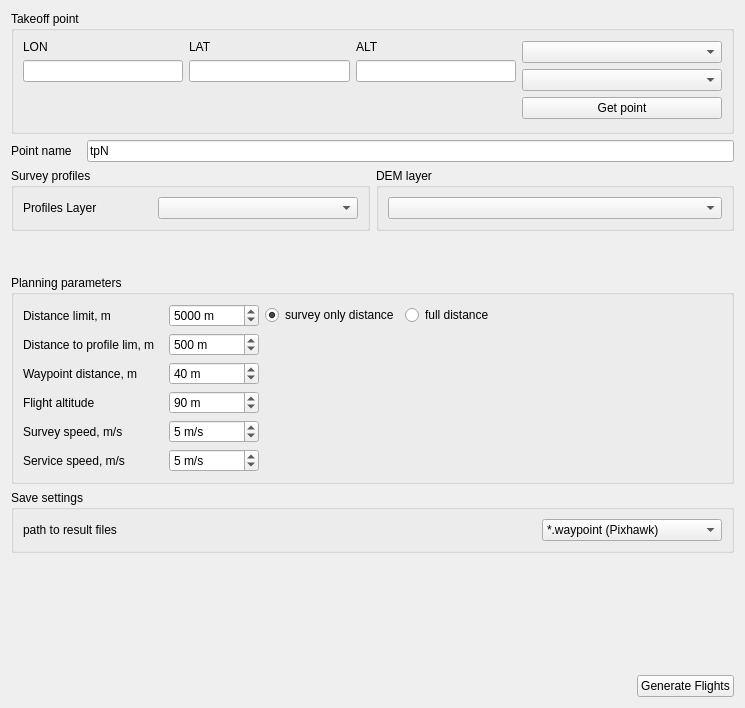
First picture: the form in UI/FlightPlanning/FlightPlan.ui, repository raulett/RousettusTool, before the edit.
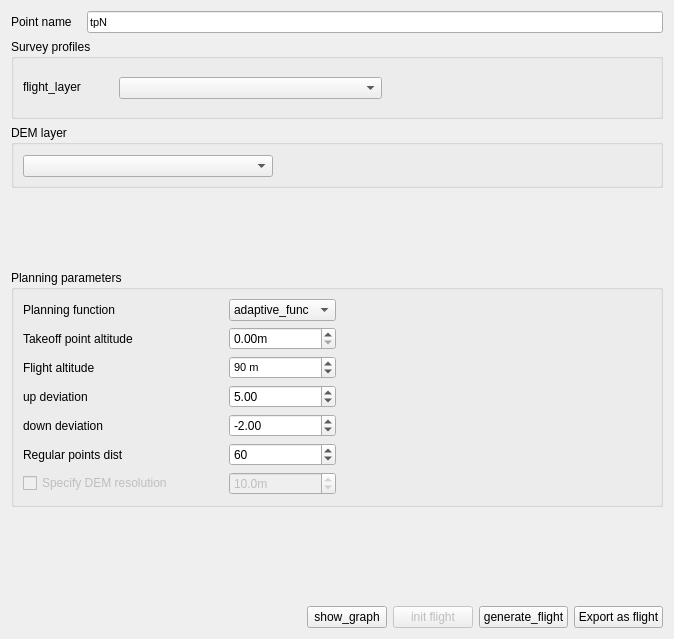
Second picture: the form after the edit. Custom widgets are drawn as their Qt base class.

Commit message: Flight planning commit Relised base planning functional. - Profile generating. - Route generating automation. - Flight generating. - unload

The edit to the form file:
```diff
--- a/UI/FlightPlanning/FlightPlan.ui
+++ b/UI/FlightPlanning/FlightPlan.ui
@@ -6,133 +6,20 @@
    <rect>
     <x>0</x>
     <y>0</y>
-    <width>745</width>
-    <height>708</height>
+    <width>674</width>
+    <height>639</height>
    </rect>
   </property>
+  <property name="minimumSize">
+   <size>
+    <width>600</width>
+    <height>0</height>
+   </size>
+  </property>
   <property name="windowTitle">
    <string>Form</string>
   </property>
   <layout class="QVBoxLayout" name="verticalLayout_5">
-   <item>
-    <widget class="QGroupBox" name="groupBox">
-     <property name="sizePolicy">
-      <sizepolicy hsizetype="Expanding" vsizetype="Maximum">
-       <horstretch>0</horstretch>
-       <verstretch>0</verstretch>
-      </sizepolicy>
-     </property>
-     <property name="title">
-      <string>Takeoff point</string>
-     </property>
-     <layout class="QHBoxLayout" name="horizontalLayout">
-      <item>
-       <layout class="QGridLayout" name="gridLayout">
-        <item row="1" column="2">
-         <widget class="QLineEdit" name="lineEdit_lon_3">
-          <property name="inputMask">
-           <string/>
-          </property>
-         </widget>
-        </item>
-        <item row="1" column="0">
-         <widget class="QLineEdit" name="lineEdit_lon">
-          <property name="inputMask">
-           <string/>
-          </property>
-         </widget>
-        </item>
-        <item row="0" column="2">
-         <widget class="QLabel" name="label_3">
-          <property name="text">
-           <string>ALT</string>
-          </property>
-         </widget>
-        </item>
-        <item row="0" column="1">
-         <widget class="QLabel" name="label_2">
-          <property name="maximumSize">
-           <size>
-            <width>16777215</width>
-            <height>80</height>
-           </size>
-          </property>
-          <property name="text">
-           <string>LAT</string>
-          </property>
-         </widget>
-        </item>
-        <item row="1" column="1">
-         <widget class="QLineEdit" name="lineEdit_lat">
-          <property name="inputMask">
-           <string/>
-          </property>
-         </widget>
-        </item>
-        <item row="0" column="0">
-         <widget class="QLabel" name="label">
-          <property name="maximumSize">
-           <size>
-            <width>16777215</width>
-            <height>80</height>
-           </size>
-          </property>
-          <property name="text">
-           <string>LON</string>
-          </property>
-         </widget>
-        </item>
-        <item row="2" column="1">
-         <spacer name="verticalSpacer_2">
-          <property name="orientation">
-           <enum>Qt::Vertical</enum>
-          </property>
-          <property name="sizeHint" stdset="0">
-           <size>
-            <width>20</width>
-            <height>40</height>
-           </size>
-          </property>
-         </spacer>
-        </item>
-       </layout>
-      </item>
-      <item>
-       <layout class="QVBoxLayout" name="verticalLayout">
-        <property name="spacing">
-         <number>5</number>
-        </property>
-        <item>
-         <widget class="QgsMapLayerComboBox" name="takeoff_point_layer_ComboBox">
-          <property name="minimumSize">
-           <size>
-            <width>200</width>
-            <height>0</height>
-           </size>
-          </property>
-          <property name="maximumSize">
-           <size>
-            <width>200</width>
-            <height>16777215</height>
-           </size>
-          </property>
-         </widget>
-        </item>
-        <item>
-         <widget class="QgsFeatureListComboBox" name="takeoff_point_ComboBox"/>
-        </item>
-        <item>
-         <widget class="QPushButton" name="pushButton_2">
-          <property name="text">
-           <string>Get point</string>
-          </property>
-         </widget>
-        </item>
-       </layout>
-      </item>
-     </layout>
-    </widget>
-   </item>
    <item>
     <layout class="QHBoxLayout" name="horizontalLayout_6">
      <item>
@@ -150,6 +37,17 @@
      </item>
      <item>
       <widget class="QLineEdit" name="lineEdit">
+       <property name="minimumSize">
+        <size>
+         <width>0</width>
+         <height>22</height>
+        </size>
+       </property>
+       <property name="font">
+        <font>
+         <pointsize>8</pointsize>
+        </font>
+       </property>
        <property name="text">
         <string>tpN</string>
        </property>
@@ -158,13 +56,22 @@
     </layout>
    </item>
    <item>
-    <layout class="QHBoxLayout" name="horizontalLayout_3">
+    <layout class="QHBoxLayout" name="horizontalLayout_3"/>
+   </item>
+   <item>
+    <layout class="QVBoxLayout" name="verticalLayout">
      <item>
       <widget class="QGroupBox" name="groupBox_2">
+       <property name="minimumSize">
+        <size>
+         <width>0</width>
+         <height>80</height>
+        </size>
+       </property>
        <property name="title">
         <string>Survey profiles</string>
        </property>
-       <layout class="QVBoxLayout" name="verticalLayout_2">
+       <layout class="QHBoxLayout" name="horizontalLayout_4">
         <item>
          <layout class="QHBoxLayout" name="horizontalLayout_2">
           <item>
@@ -172,11 +79,17 @@
             <property name="minimumSize">
              <size>
               <width>90</width>
-              <height>0</height>
+              <height>20</height>
+             </size>
+            </property>
+            <property name="maximumSize">
+             <size>
+              <width>60</width>
+              <height>20</height>
              </size>
             </property>
             <property name="text">
-             <string>Profiles Layer</string>
+             <string>flight_layer</string>
             </property>
            </widget>
           </item>
@@ -185,11 +98,25 @@
             <property name="minimumSize">
              <size>
               <width>200</width>
-              <height>0</height>
+              <height>22</height>
              </size>
             </property>
+            <property name="maximumSize">
+             <size>
+              <width>16777215</width>
+              <height>20</height>
+             </size>
+            </property>
+            <property name="font">
+             <font>
+              <pointsize>8</pointsize>
+             </font>
+            </property>
            </widget>
           </item>
+          <item>
+           <widget class="QgsFeaturePickerWidget" name="mFeatureListComboBox"/>
+          </item>
          </layout>
         </item>
        </layout>
@@ -197,58 +124,65 @@
      </item>
      <item>
       <widget class="QGroupBox" name="groupBox_4">
+       <property name="sizePolicy">
+        <sizepolicy hsizetype="Preferred" vsizetype="Preferred">
+         <horstretch>0</horstretch>
+         <verstretch>0</verstretch>
+        </sizepolicy>
+       </property>
+       <property name="minimumSize">
+        <size>
+         <width>0</width>
+         <height>60</height>
+        </size>
+       </property>
        <property name="title">
         <string>DEM layer</string>
        </property>
-       <layout class="QVBoxLayout" name="verticalLayout_3">
+       <layout class="QHBoxLayout" name="horizontalLayout">
         <item>
          <widget class="QgsMapLayerComboBox" name="DEM_mMapLayerComboBox">
           <property name="minimumSize">
            <size>
-            <width>200</width>
-            <height>0</height>
+            <width>250</width>
+            <height>22</height>
            </size>
           </property>
+          <property name="maximumSize">
+           <size>
+            <width>16777215</width>
+            <height>20</height>
+           </size>
+          </property>
+          <property name="font">
+           <font>
+            <pointsize>8</pointsize>
+           </font>
+          </property>
          </widget>
         </item>
+        <item>
+         <spacer name="horizontalSpacer_3">
+          <property name="orientation">
+           <enum>Qt::Horizontal</enum>
+          </property>
+          <property name="sizeHint" stdset="0">
+           <size>
+            <width>40</width>
+            <height>20</height>
+           </size>
+          </property>
+         </spacer>
+        </item>
        </layout>
       </widget>
      </item>
-    </layout>
-   </item>
-   <item>
-    <layout class="QHBoxLayout" name="horizontalLayout_5">
      <item>
-      <widget class="QLabel" name="label_7">
-       <property name="sizePolicy">
-        <sizepolicy hsizetype="Fixed" vsizetype="Fixed">
-         <horstretch>0</horstretch>
-         <verstretch>0</verstretch>
-        </sizepolicy>
-       </property>
-       <property name="minimumSize">
-        <size>
-         <width>32</width>
-         <height>32</height>
-        </size>
-       </property>
-       <property name="maximumSize">
-        <size>
-         <width>32</width>
-         <height>32</height>
-        </size>
-       </property>
-       <property name="text">
-        <string/>
-       </property>
-      </widget>
-     </item>
-     <item>
-      <widget class="QLabel" name="label_8">
+      <widget class="QLabel" name="warning_text_label">
        <property name="minimumSize">
         <size>
          <width>200</width>
-         <height>0</height>
+         <height>32</height>
         </size>
        </property>
        <property name="maximumSize">
@@ -262,222 +196,152 @@
        </property>
       </widget>
      </item>
+     <item>
+      <widget class="QLabel" name="warning_icon_label">
+       <property name="sizePolicy">
+        <sizepolicy hsizetype="Fixed" vsizetype="Fixed">
+         <horstretch>0</horstretch>
+         <verstretch>0</verstretch>
+        </sizepolicy>
+       </property>
+       <property name="minimumSize">
+        <size>
+         <width>32</width>
+         <height>32</height>
+        </size>
+       </property>
+       <property name="maximumSize">
+        <size>
+         <width>32</width>
+         <height>32</height>
+        </size>
+       </property>
+       <property name="text">
+        <string/>
+       </property>
+      </widget>
+     </item>
     </layout>
    </item>
    <item>
     <widget class="QGroupBox" name="groupBox_3">
+     <property name="minimumSize">
+      <size>
+       <width>200</width>
+       <height>0</height>
+      </size>
+     </property>
      <property name="title">
       <string>Planning parameters</string>
      </property>
      <layout class="QGridLayout" name="gridLayout_2">
-      <item row="0" column="1">
-       <widget class="QSpinBox" name="survey_dist_spinBox">
-        <property name="minimumSize">
-         <size>
-          <width>50</width>
-          <height>0</height>
-         </size>
-        </property>
-        <property name="suffix">
-         <string> m</string>
+      <item row="6" column="1">
+       <widget class="QDoubleSpinBox" name="down_deviation_spinbox">
+        <property name="minimum">
+         <double>-1000.000000000000000</double>
         </property>
         <property name="maximum">
-         <number>999999</number>
+         <double>0.000000000000000</double>
         </property>
         <property name="value">
-         <number>5000</number>
+         <double>-2.000000000000000</double>
+        </property>
+       </widget>
+      </item>
+      <item row="6" column="0">
+       <widget class="QLabel" name="label_2">
+        <property name="text">
+         <string>down deviation</string>
         </property>
        </widget>
       </item>
       <item row="3" column="0">
        <widget class="QLabel" name="label_14">
+        <property name="minimumSize">
+         <size>
+          <width>200</width>
+          <height>0</height>
+         </size>
+        </property>
         <property name="text">
          <string>Flight altitude</string>
         </property>
        </widget>
       </item>
-      <item row="4" column="0">
-       <widget class="QLabel" name="label_12">
-        <property name="text">
-         <string>Survey speed, m/s</string>
-        </property>
-       </widget>
-      </item>
-      <item row="0" column="2">
-       <layout class="QHBoxLayout" name="horizontalLayout_4">
-        <item>
-         <widget class="QRadioButton" name="radioButton">
-          <property name="minimumSize">
-           <size>
-            <width>120</width>
-            <height>0</height>
-           </size>
-          </property>
-          <property name="text">
-           <string>survey only distance</string>
-          </property>
-          <property name="checked">
-           <bool>true</bool>
-          </property>
-         </widget>
-        </item>
-        <item>
-         <widget class="QRadioButton" name="radioButton_2">
-          <property name="minimumSize">
-           <size>
-            <width>110</width>
-            <height>0</height>
-           </size>
-          </property>
-          <property name="text">
-           <string>full distance</string>
-          </property>
-         </widget>
-        </item>
-       </layout>
-      </item>
-      <item row="2" column="1">
-       <widget class="QSpinBox" name="dist_to_profile_spinBox_2">
-        <property name="minimumSize">
-         <size>
-          <width>50</width>
-          <height>0</height>
-         </size>
-        </property>
-        <property name="suffix">
-         <string> m</string>
-        </property>
-        <property name="maximum">
-         <number>999999</number>
-        </property>
-        <property name="value">
-         <number>40</number>
-        </property>
-       </widget>
-      </item>
-      <item row="0" column="0">
-       <widget class="QLabel" name="label_5">
-        <property name="minimumSize">
-         <size>
-          <width>140</width>
-          <height>0</height>
-         </size>
-        </property>
-        <property name="maximumSize">
-         <size>
-          <width>140</width>
-          <height>16777215</height>
-         </size>
-        </property>
-        <property name="text">
-         <string>Distance limit, m</string>
-        </property>
-       </widget>
-      </item>
-      <item row="5" column="0">
-       <widget class="QLabel" name="label_13">
-        <property name="text">
-         <string>Service speed, m/s</string>
-        </property>
-       </widget>
-      </item>
-      <item row="2" column="0">
-       <widget class="QLabel" name="label_9">
-        <property name="text">
-         <string>Waypoint distance, m</string>
-        </property>
-       </widget>
-      </item>
-      <item row="3" column="1">
-       <widget class="QSpinBox" name="dist_to_profile_spinBox_3">
-        <property name="minimumSize">
-         <size>
-          <width>50</width>
-          <height>0</height>
-         </size>
-        </property>
-        <property name="suffix">
-         <string> m</string>
-        </property>
-        <property name="maximum">
-         <number>999999</number>
-        </property>
-        <property name="value">
-         <number>90</number>
-        </property>
-       </widget>
-      </item>
       <item row="1" column="1">
-       <widget class="QSpinBox" name="dist_to_profile_spinBox">
+       <widget class="QComboBox" name="comboBox_function">
         <property name="minimumSize">
          <size>
-          <width>50</width>
+          <width>100</width>
           <height>0</height>
          </size>
         </property>
-        <property name="suffix">
-         <string> m</string>
-        </property>
-        <property name="maximum">
-         <number>999999</number>
-        </property>
-        <property name="value">
-         <number>500</number>
+        <item>
+         <property name="text">
+          <string>adaptive_func</string>
+         </property>
+        </item>
+        <item>
+         <property name="text">
+          <string>regular_func</string>
+         </property>
+        </item>
+       </widget>
+      </item>
+      <item row="7" column="0">
+       <widget class="QLabel" name="label_3">
+        <property name="text">
+         <string>Regular points dist</string>
         </property>
        </widget>
       </item>
       <item row="5" column="1">
-       <widget class="QSpinBox" name="dist_to_profile_spinBox_5">
-        <property name="minimumSize">
-         <size>
-          <width>50</width>
-          <height>0</height>
-         </size>
+       <widget class="QDoubleSpinBox" name="up_deviation_spinbox">
+        <property name="minimum">
+         <double>0.000000000000000</double>
+        </property>
+        <property name="maximum">
+         <double>1000.000000000000000</double>
+        </property>
+        <property name="value">
+         <double>5.000000000000000</double>
+        </property>
+       </widget>
+      </item>
+      <item row="5" column="0">
+       <widget class="QLabel" name="label">
+        <property name="text">
+         <string>up deviation</string>
+        </property>
+       </widget>
+      </item>
+      <item row="8" column="1">
+       <widget class="QDoubleSpinBox" name="doubleSpinBox">
+        <property name="enabled">
+         <bool>false</bool>
         </property>
         <property name="suffix">
-         <string> m/s</string>
+         <string>m</string>
+        </property>
+        <property name="decimals">
+         <number>1</number>
         </property>
         <property name="maximum">
-         <number>999999</number>
+         <double>10000.000000000000000</double>
         </property>
         <property name="value">
-         <number>5</number>
+         <double>10.000000000000000</double>
         </property>
        </widget>
       </item>
       <item row="1" column="0">
-       <widget class="QLabel" name="label_6">
-        <property name="minimumSize">
-         <size>
-          <width>140</width>
-          <height>0</height>
-         </size>
-        </property>
+       <widget class="QLabel" name="label_5">
         <property name="text">
-         <string>Distance to profile lim, m</string>
+         <string>Planning function</string>
         </property>
        </widget>
       </item>
-      <item row="4" column="1">
-       <widget class="QSpinBox" name="dist_to_profile_spinBox_4">
-        <property name="minimumSize">
-         <size>
-          <width>50</width>
-          <height>0</height>
-         </size>
-        </property>
-        <property name="suffix">
-         <string> m/s</string>
-        </property>
-        <property name="maximum">
-         <number>999999</number>
-        </property>
-        <property name="value">
-         <number>5</number>
-        </property>
-       </widget>
-      </item>
-      <item row="0" column="3">
+      <item row="3" column="3">
        <spacer name="horizontalSpacer_2">
         <property name="orientation">
          <enum>Qt::Horizontal</enum>
@@ -490,56 +354,66 @@
         </property>
        </spacer>
       </item>
-     </layout>
-    </widget>
-   </item>
-   <item>
-    <widget class="QGroupBox" name="groupBox_5">
-     <property name="title">
-      <string>Save settings</string>
-     </property>
-     <layout class="QVBoxLayout" name="verticalLayout_4">
-      <item>
-       <layout class="QHBoxLayout" name="horizontalLayout_7">
-        <item>
-         <widget class="QLabel" name="label_11">
-          <property name="text">
-           <string>path to result files</string>
-          </property>
-         </widget>
-        </item>
-        <item>
-         <widget class="QgsFileWidget" name="mQgsFileWidget">
-          <property name="sizePolicy">
-           <sizepolicy hsizetype="Expanding" vsizetype="Preferred">
-            <horstretch>0</horstretch>
-            <verstretch>0</verstretch>
-           </sizepolicy>
-          </property>
-         </widget>
-        </item>
-        <item>
-         <widget class="QComboBox" name="comboBox">
-          <property name="minimumSize">
-           <size>
-            <width>180</width>
-            <height>0</height>
-           </size>
-          </property>
-          <property name="maximumSize">
-           <size>
-            <width>180</width>
-            <height>16777215</height>
-           </size>
-          </property>
-          <item>
-           <property name="text">
-            <string>*.waypoint (Pixhawk)</string>
-           </property>
-          </item>
-         </widget>
-        </item>
-       </layout>
+      <item row="8" column="0">
+       <widget class="QCheckBox" name="checkBox">
+        <property name="enabled">
+         <bool>false</bool>
+        </property>
+        <property name="text">
+         <string>Specify DEM resolution</string>
+        </property>
+       </widget>
+      </item>
+      <item row="3" column="1">
+       <widget class="QSpinBox" name="flight_alt_spinBox">
+        <property name="minimumSize">
+         <size>
+          <width>80</width>
+          <height>22</height>
+         </size>
+        </property>
+        <property name="font">
+         <font>
+          <pointsize>8</pointsize>
+         </font>
+        </property>
+        <property name="suffix">
+         <string> m</string>
+        </property>
+        <property name="maximum">
+         <number>999999</number>
+        </property>
+        <property name="value">
+         <number>90</number>
+        </property>
+       </widget>
+      </item>
+      <item row="7" column="1">
+       <widget class="QSpinBox" name="spinBox">
+        <property name="maximum">
+         <number>99999</number>
+        </property>
+        <property name="value">
+         <number>60</number>
+        </property>
+       </widget>
+      </item>
+      <item row="2" column="0">
+       <widget class="QLabel" name="label_6">
+        <property name="text">
+         <string>Takeoff point altitude</string>
+        </property>
+       </widget>
+      </item>
+      <item row="2" column="1">
+       <widget class="QDoubleSpinBox" name="takeoff_point_alt_spinBox">
+        <property name="suffix">
+         <string>m</string>
+        </property>
+        <property name="maximum">
+         <double>20000.000000000000000</double>
+        </property>
+       </widget>
       </item>
      </layout>
     </widget>
@@ -573,9 +447,42 @@
       </spacer>
      </item>
      <item>
-      <widget class="QPushButton" name="pushButton">
+      <widget class="QPushButton" name="show_graph_btn">
+       <property name="enabled">
+        <bool>true</bool>
+       </property>
        <property name="text">
-        <string>Generate Flights</string>
+        <string>show_graph</string>
+       </property>
+      </widget>
+     </item>
+     <item>
+      <widget class="QPushButton" name="init_flight">
+       <property name="enabled">
+        <bool>false</bool>
+       </property>
+       <property name="text">
+        <string>init flight</string>
+       </property>
+      </widget>
+     </item>
+     <item>
+      <widget class="QPushButton" name="pushButton_generate_flight">
+       <property name="enabled">
+        <bool>true</bool>
+       </property>
+       <property name="text">
+        <string>generate_flight</string>
+       </property>
+      </widget>
+     </item>
+     <item>
+      <widget class="QPushButton" name="pushButton_export">
+       <property name="enabled">
+        <bool>true</bool>
+       </property>
+       <property name="text">
+        <string>Export as flight</string>
        </property>
       </widget>
      </item>
@@ -585,12 +492,7 @@
  </widget>
  <customwidgets>
   <customwidget>
-   <class>QgsFeatureListComboBox</class>
-   <extends>QComboBox</extends>
-   <header>qgsfeaturelistcombobox.h</header>
-  </customwidget>
-  <customwidget>
-   <class>QgsFileWidget</class>
+   <class>QgsFeaturePickerWidget</class>
    <extends>QWidget</extends>
    <header>qgsfilewidget.h</header>
   </customwidget>
```
Left out of the diff: 2 changed lines with no effect on the pictures. The commit also changes 17 other files.
